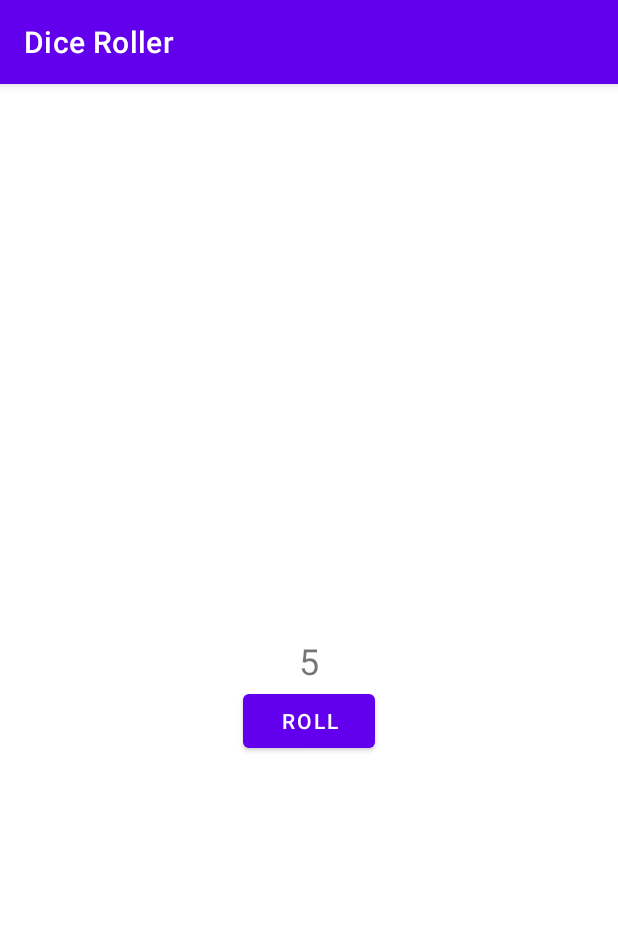
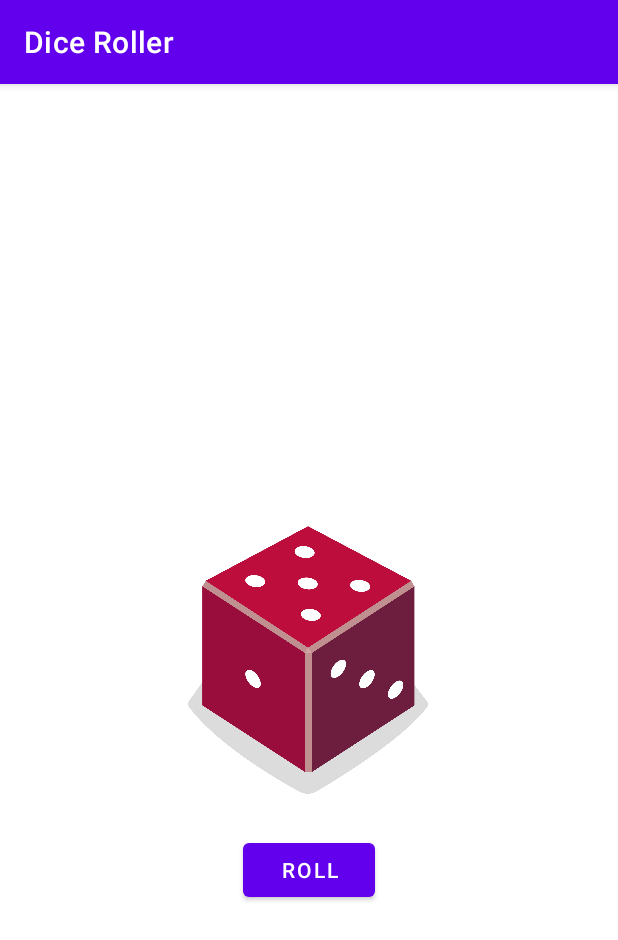
Before and after one commit to jsbezerra/dice-roller, an Android app: the screen it shows after launch (MainActivity), after a tap on "ROLL", on a phone screen of 412 x 824 dp. Shown: the top 940 px of the screen. Run offline under Robolectric (Android 15) with nearby library versions, the phone set to English and light mode, and no system bars.

Commit message:
add dice images

```diff
--- a/app/src/main/java/com/example/diceroller/MainActivity.kt
+++ b/app/src/main/java/com/example/diceroller/MainActivity.kt
@@ -3,7 +3,7 @@ package com.example.diceroller
 import androidx.appcompat.app.AppCompatActivity
 import android.os.Bundle
 import android.widget.Button
-import android.widget.TextView
+import android.widget.ImageView
 
 class MainActivity : AppCompatActivity() {
     override fun onCreate(savedInstanceState: Bundle?) {
@@ -16,7 +16,17 @@ class MainActivity : AppCompatActivity() {
     private fun rollDice() {
         val dice = Dice(6)
         val diceRoll = dice.roll()
-        findViewById<TextView>(R.id.textView).text = diceRoll.toString()
+        val diceImage = findViewById<ImageView>(R.id.diceImageView)
+        val drawableResource = when (diceRoll) {
+            1 -> R.drawable.dice_1
+            2 -> R.drawable.dice_2
+            3 -> R.drawable.dice_3
+            4 -> R.drawable.dice_4
+            5 -> R.drawable.dice_5
+            else -> R.drawable.dice_6
+        }
+        diceImage.setImageResource(drawableResource)
+        diceImage.contentDescription = diceRoll.toString()
 
     }
 }
--- a/app/src/main/res/layout/activity_main.xml
+++ b/app/src/main/res/layout/activity_main.xml
@@ -6,24 +6,26 @@
     android:layout_height="match_parent"
     tools:context=".MainActivity">
 
-    <TextView
-        android:id="@+id/textView"
-        android:layout_width="wrap_content"
-        android:layout_height="wrap_content"
-        android:textSize="24sp"
-        app:layout_constraintBottom_toBottomOf="parent"
-        app:layout_constraintLeft_toLeftOf="parent"
-        app:layout_constraintRight_toRightOf="parent"
-        app:layout_constraintTop_toTopOf="parent"
-        tools:text="placeholder" />
-
     <Button
         android:id="@+id/button"
         android:layout_width="wrap_content"
         android:layout_height="wrap_content"
+        android:layout_marginTop="16dp"
         android:text="@string/roll"
         app:layout_constraintEnd_toEndOf="parent"
         app:layout_constraintStart_toStartOf="parent"
-        app:layout_constraintTop_toBottomOf="@+id/textView" />
+        app:layout_constraintTop_toBottomOf="@+id/diceImageView" />
+
+    <ImageView
+        android:id="@+id/diceImageView"
+        android:layout_width="160dp"
+        android:layout_height="200dp"
+        android:contentDescription="@string/dice_image"
+        app:layout_constraintBottom_toBottomOf="parent"
+        app:layout_constraintEnd_toEndOf="parent"
+        app:layout_constraintHorizontal_bias="0.498"
+        app:layout_constraintStart_toStartOf="parent"
+        app:layout_constraintTop_toTopOf="parent"
+        tools:srcCompat="@drawable/dice_1" />
 
 </androidx.constraintlayout.widget.ConstraintLayout>
--- a/app/src/main/res/values/strings.xml
+++ b/app/src/main/res/values/strings.xml
@@ -1,4 +1,5 @@
 <resources>
     <string name="app_name">Dice Roller</string>
     <string name="roll">Roll</string>
+    <string name="dice_image">Dice Image</string>
 </resources>
```
Also changed, not shown: app/src/main/res/drawable/dice_1.png (added), app/src/main/res/drawable/dice_2.png (added), app/src/main/res/drawable/dice_3.png (added), app/src/main/res/drawable/dice_4.png (added), app/src/main/res/drawable/dice_5.png (added), app/src/main/res/drawable/dice_6.png (added).
